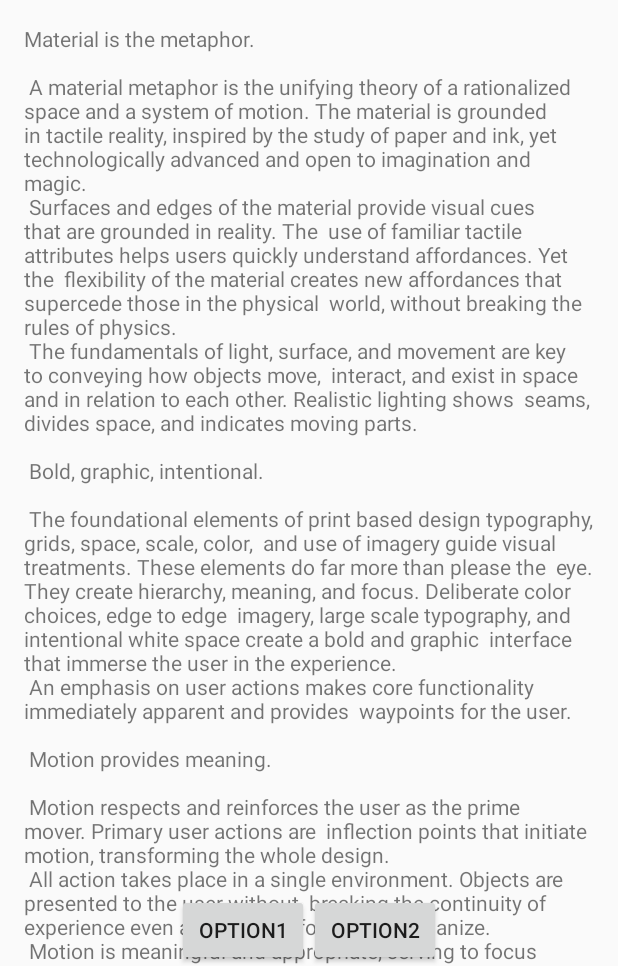
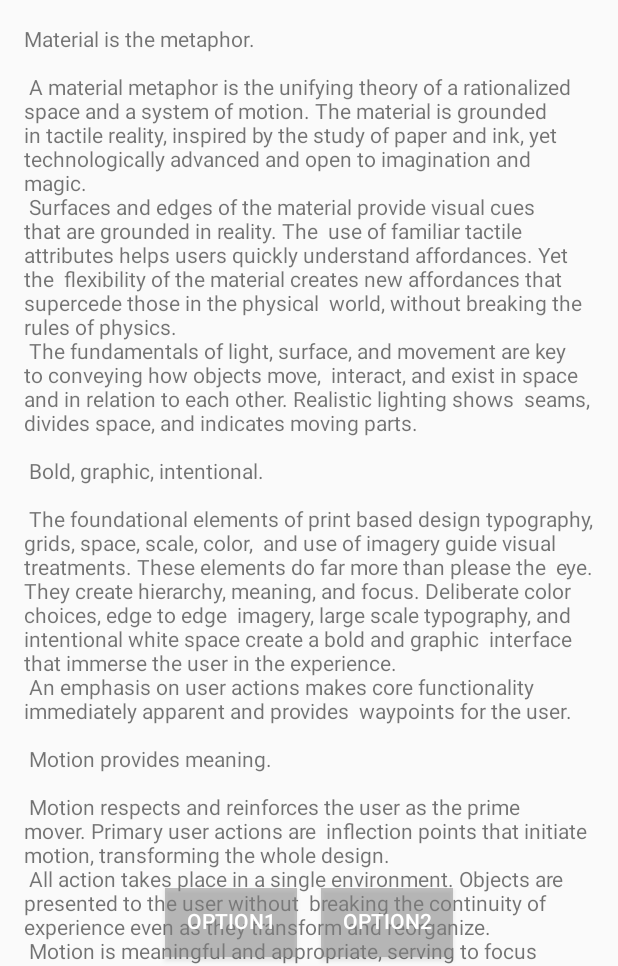
Before and after one commit to MrDeliciousman/EscapeRoom, an Android app: the screen it shows after launch (ScrollingActivity), on a phone screen of 412 x 824 dp, the part 270-1236 px from its top. Run offline under Robolectric (Android 15) with nearby library versions, the phone set to English and light mode, and no system bars.

Commit message:
fixed button position.

```diff
--- a/app/src/main/res/layout/activity_scrolling.xml
+++ b/app/src/main/res/layout/activity_scrolling.xml
@@ -47,15 +47,25 @@
     android:id="@+id/option1"
     android:layout_width="wrap_content"
     android:layout_height="wrap_content"
+    android:layout_marginLeft="8dp"
+    android:layout_marginRight="8dp"
+    android:layout_marginBottom="4dp"
     android:gravity="center"
-    android:text="@string/option1_button"/>
+    android:text="@string/option1_button"
+    android:background="#808c8c8c"
+    android:textColor="#FFFFFF"/>
 
   <Button
     android:id="@+id/option2"
     android:layout_width="wrap_content"
     android:layout_height="wrap_content"
+    android:layout_marginLeft="8dp"
+    android:layout_marginRight="8dp"
+    android:layout_marginBottom="4dp"
     android:gravity="center"
-    android:text="@string/option2_button"/>
+    android:text="@string/option2_button"
+    android:background="#808c8c8c"
+    android:textColor="#FFFFFF"/>
 </LinearLayout>
 
 </android.support.design.widget.CoordinatorLayout>
--- a/app/src/main/res/menu/menu_scrolling.xml
+++ b/app/src/main/res/menu/menu_scrolling.xml
@@ -7,6 +7,8 @@
     android:orderInCategory="90"
     android:title="@string/new_game_option"
     app:showAsAction="never"/>
+    <corners/>
+
    <item
      android:id="@+id/history"
      android:orderInCategory="100"
```
